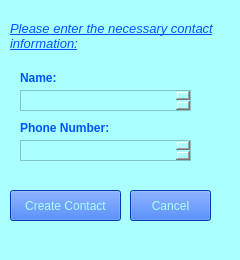
Above: Address_Book/necessaryinfoform.ui from kajo12864/Address-Book before the change. Below: the same form after it.
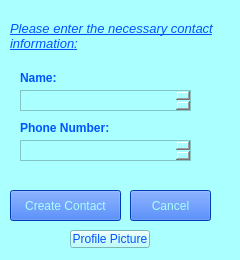
That is the form after the change.

Patch:
```diff
--- a/Address_Book/necessaryinfoform.ui
+++ b/Address_Book/necessaryinfoform.ui
@@ -149,6 +149,19 @@
     <string>Phone Number:</string>
    </property>
   </widget>
+  <widget class="QPushButton" name="Profilepic">
+   <property name="geometry">
+    <rect>
+     <x>70</x>
+     <y>230</y>
+     <width>80</width>
+     <height>18</height>
+    </rect>
+   </property>
+   <property name="text">
+    <string>Profile Picture</string>
+   </property>
+  </widget>
  </widget>
  <resources/>
  <connections/>
```
